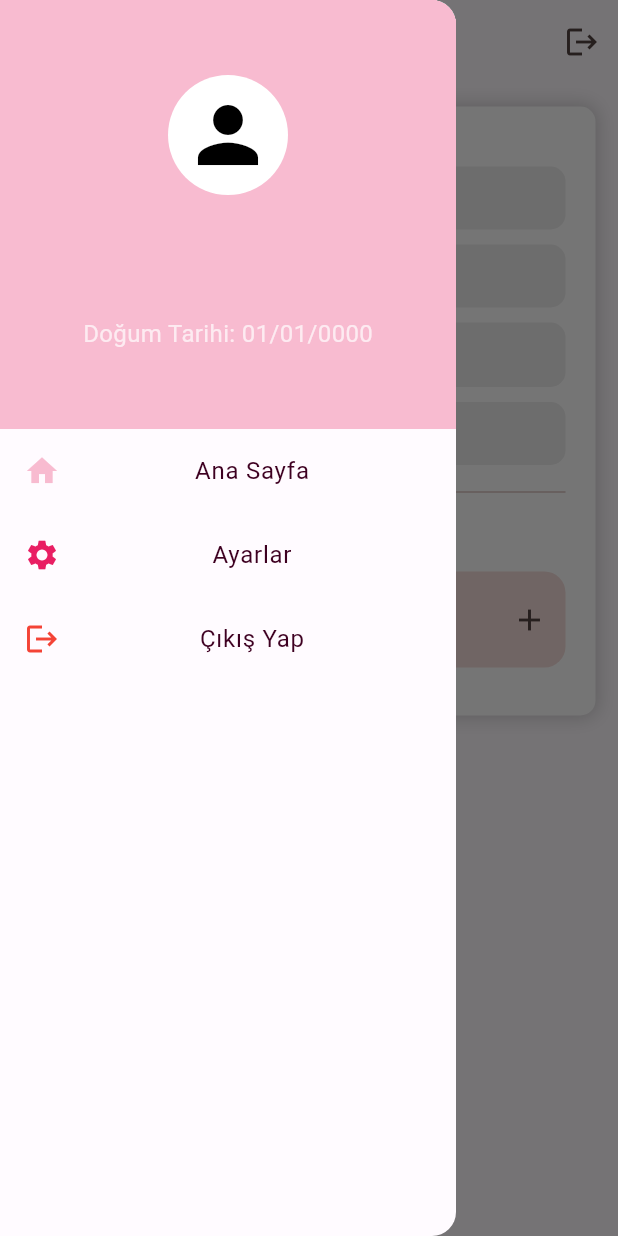
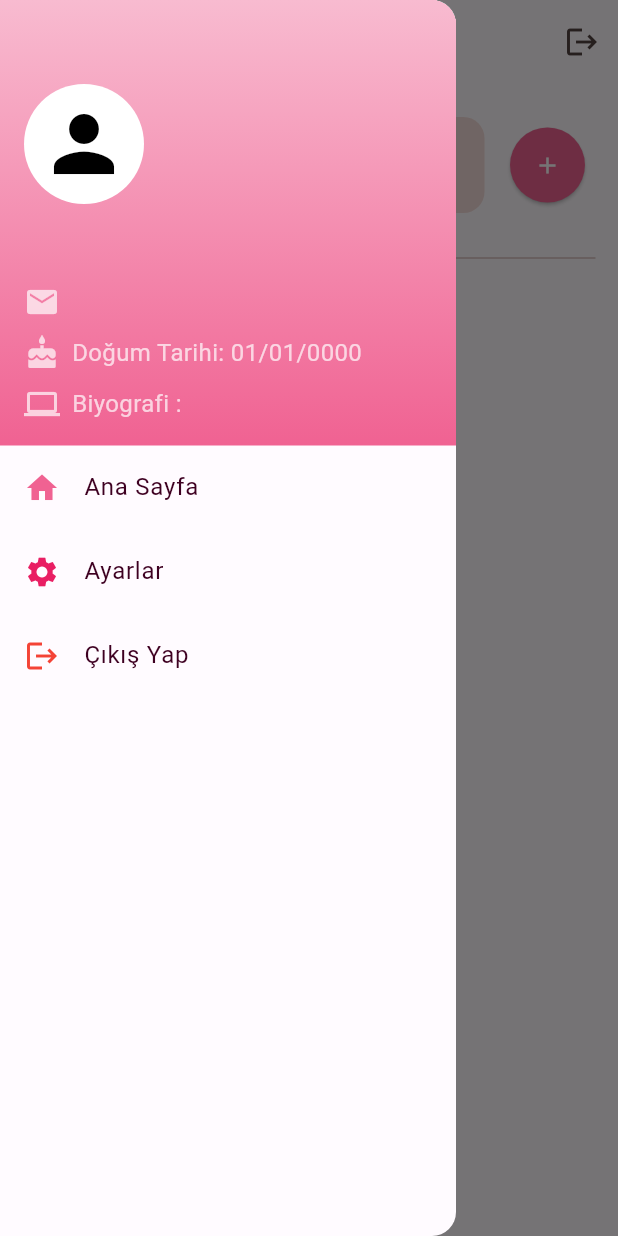
Before and after one commit to 1bilgisiz/hobi_app, a Flutter app: the HomeView screen opened by its route, with the side drawer open, on a phone screen of 412 x 824 dp. Run offline on Flutter 3.47's test engine with Material 3 defaults, Android fonts, the phone set to English and light mode, and no system bars; our stand-ins replace cloud_firestore, email_validator, firebase_auth, firebase_core, go_router; accounts and stored records are empty; Roboto replaces fonts that are missing (Poppins).

Commit message:
design changed

```diff
--- a/lib/App/Auth/Login/View/LoginView.dart
+++ b/lib/App/Auth/Login/View/LoginView.dart
@@ -68,6 +68,7 @@ class _LoginViewState extends State<LoginView> {
                       prefixIcon: const Icon(Icons.email),
                       validator: (email) => loginVM.validateEmail(email),
                       onChanged: (email) => loginVM.setEmail(email),
+                      initialValue: null,
                     ),
                     const SizedBox(height: 20),
                     MainFormTextField(
@@ -87,6 +88,7 @@ class _LoginViewState extends State<LoginView> {
                           color: Colors.white70,
                         ),
                       ),
+                      initialValue: null,
                     ),
                     const SizedBox(height: 30),
                     SizedBox(
@@ -151,6 +153,7 @@ class _LoginViewState extends State<LoginView> {
       context.pushNamed(RoutesNames.homeView);
     } else {
       showDialog(
+        // ignore: use_build_context_synchronously
         context: context,
         builder: (_) {
           return ShowMessageAlertWidget(
--- a/lib/App/Auth/Signup/View/SignupView.dart
+++ b/lib/App/Auth/Signup/View/SignupView.dart
@@ -47,6 +47,7 @@ class _SignupViewState extends State<SignupView> {
                         prefixIcon: const Icon(Icons.person),
                         validator: (name) => signupVM.validateName(name),
                         onChanged: (name) => signupVM.setName(name),
+                        initialValue: null,
                       ),
                     ),
                     const SizedBox(width: 10),
@@ -57,6 +58,7 @@ class _SignupViewState extends State<SignupView> {
                         validator: (surname) =>
                             signupVM.validateSurname(surname),
                         onChanged: (surname) => signupVM.setSurname(surname),
+                        initialValue: null,
                       ),
                     ),
                   ],
@@ -67,6 +69,7 @@ class _SignupViewState extends State<SignupView> {
                   prefixIcon: const Icon(Icons.email),
                   validator: (email) => signupVM.validateEmail(email),
                   onChanged: (email) => signupVM.setEmail(email),
+                  initialValue: null,
                 ),
                 const SizedBox(height: 10),
                 MainFormTextField(
@@ -76,6 +79,7 @@ class _SignupViewState extends State<SignupView> {
                   validator: (biography) =>
                       signupVM.validateBiography(biography),
                   onChanged: (biography) => signupVM.setBiograpy(biography),
+                  initialValue: null,
                 ),
                 const SizedBox(height: 10),
                 MainDateAndTimePicker(
@@ -116,6 +120,7 @@ class _SignupViewState extends State<SignupView> {
                                 : Icons.visibility_off,
                           ),
                         ),
+                        initialValue: null,
                       ),
                     ),
                     const SizedBox(width: 10),
@@ -138,6 +143,7 @@ class _SignupViewState extends State<SignupView> {
                                 : Icons.visibility_off,
                           ),
                         ),
+                        initialValue: null,
                       ),
                     ),
                   ],
--- a/lib/App/Components/MainFormTextField.dart
+++ b/lib/App/Components/MainFormTextField.dart
@@ -31,7 +31,7 @@ class MainFormTextField extends StatelessWidget {
     this.minLines,
     this.isSpaceAllowed = true,
     this.obscureText = false,
-    this.enabled = true,
+    this.enabled = true, required initialValue,
   });
 
   @override
--- a/lib/App/Home/View Model/HomeViewModel.dart
+++ b/lib/App/Home/View Model/HomeViewModel.dart
@@ -46,8 +46,8 @@ class HomeViewModel with ChangeNotifier {
   Future<String?> addHobby(SplashViewModel splashVM) async {
     List<String> hobbies = splashVM.user.hobbies;
     hobbies.add(_hobby);
-    final response =
-        await _homeServices.addHobby(hobbies: hobbies, id: splashVM.user.id);
+    final response = await _homeServices.addHobby(
+        hobbies: hobbies, id: splashVM.user.id, category: '');
     if (response) {
       reset();
       return null;
--- a/lib/App/Home/View/DrawerMenu.dart
+++ b/lib/App/Home/View/DrawerMenu.dart
@@ -1,6 +1,7 @@
 import 'package:flutter/material.dart';
 import 'package:hobiapp/App/Auth/Login/View/LoginView.dart';
 import 'package:hobiapp/App/Home/View/HomeView.dart';
+import 'package:hobiapp/App/Settings/View/SettingView.dart';
 import 'package:intl/intl.dart';
 import 'package:provider/provider.dart';
 import 'package:hobiapp/App/Splash/View%20Model/SplashViewModel.dart';
@@ -15,90 +16,108 @@ class DrawerMenu extends StatelessWidget {
     return Drawer(
       child: Column(
         children: [
+          // Kullanıcı Bilgileri
           Container(
+            padding: const EdgeInsets.all(16.0),
             width: MediaQuery.of(context).size.width,
-            color: Colors.pink.shade100,
+            decoration: BoxDecoration(
+              gradient: LinearGradient(
+                colors: [Colors.pink.shade100, Colors.pink.shade300],
+                begin: Alignment.topCenter,
+                end: Alignment.bottomCenter,
+              ),
+            ),
             child: Column(
+              crossAxisAlignment: CrossAxisAlignment.start,
               children: [
-                const SizedBox(height: 50),
-                const SizedBox(
-                  width: 80,
-                  height: 80,
-                  child: CircleAvatar(
-                    backgroundColor: Colors.white,
-                    child: Icon(Icons.person,
-                        size: 60, color: Colors.black), // Boyut büyütüldü
+                const SizedBox(height: 40),
+                const CircleAvatar(
+                  radius: 40,
+                  backgroundColor: Colors.white,
+                  child: Icon(Icons.person, size: 60, color: Colors.black),
+                ),
+                const SizedBox(height: 16),
+                Text(
+                  '${splashVM.user.name} ${splashVM.user.surname}',
+                  style: const TextStyle(
+                    fontSize: 20,
+                    fontWeight: FontWeight.bold,
+                    color: Colors.white,
                   ),
                 ),
-                const SizedBox(height: 10),
-                Text(
-                  '${splashVM.user.name} ${splashVM.user.surname}', // İsim ve soyisim birleştirildi
-                  style: const TextStyle(
-                      fontSize: 20,
-                      fontWeight: FontWeight.bold,
-                      color: Colors.white),
+                const SizedBox(height: 8),
+                Row(
+                  children: [
+                    const Icon(Icons.email, color: Colors.white70),
+                    const SizedBox(width: 8),
+                    Text(
+                      splashVM.user.email,
+                      style:
+                          const TextStyle(fontSize: 16, color: Colors.white70),
+                    ),
+                  ],
                 ),
                 const SizedBox(height: 10),
-                Text(
-                  splashVM.user.email,
-                  style: const TextStyle(fontSize: 16, color: Colors.white70),
+                Row(
+                  children: [
+                    const Icon(Icons.cake, color: Colors.white70),
+                    const SizedBox(width: 8),
+                    Text(
+                      "Doğum Tarihi: ${DateFormat("dd/MM/yyyy").format(splashVM.user.birthOfDate)}",
+                      style:
+                          const TextStyle(fontSize: 16, color: Colors.white70),
+                    ),
+                  ],
                 ),
-                const SizedBox(height: 10),
-                Text(
-                  "Doğum Tarihi: ${DateFormat("dd/MM/yyyy").format(splashVM.user.birthOfDate)}",
-                  style: const TextStyle(
-                      fontWeight: FontWeight.w400,
-                      fontSize: 16,
-                      color: Colors.white70),
+                const SizedBox(
+                  height: 10,
                 ),
-                const SizedBox(height: 10),
-                Text(
-                  splashVM.user.biography,
-                  style: const TextStyle(
-                      fontWeight: FontWeight.w400,
-                      fontSize: 16,
-                      color: Colors.white70),
+                Row(
+                  children: [
+                    const Icon(Icons.computer, color: Colors.white70),
+                    const SizedBox(width: 8),
+                    Text(
+                      "Biyografi : ${splashVM.user.biography}",
+                      style:
+                          const TextStyle(fontSize: 16, color: Colors.white70),
+                    ),
+                    SizedBox(
+                      height: 10,
+                    ),
+                  ],
                 ),
-                const SizedBox(height: 20),
               ],
             ),
           ),
 
-          // Menu Items
+          // Menü Öğeleri
           Expanded(
-            child: Column(
+            child: ListView(
               children: [
-                // Home Menu Item
                 ListTile(
-                  leading: Icon(Icons.home, color: Colors.pink.shade100),
-                  title: const Center(
-                    child: Text('Ana Sayfa'),
-                  ),
+                  leading: Icon(Icons.home, color: Colors.pink.shade300),
+                  title: const Text('Ana Sayfa'),
                   onTap: () {
                     Navigator.push(
-                        context,
-                        MaterialPageRoute(
-                            builder: (context) => const HomeView()));
+                      context,
+                      MaterialPageRoute(builder: (context) => const HomeView()),
+                    );
                   },
                 ),
-
-                // Settings Menu Item
                 ListTile(
                   leading: const Icon(Icons.settings, color: Colors.pink),
-                  title: const Center(
-                    child: Text('Ayarlar'),
-                  ),
+                  title: const Text('Ayarlar'),
                   onTap: () {
-                    Navigator.of(context).pushNamed('/settings');
+                    Navigator.push(
+                      context,
+                      MaterialPageRoute(
+                          builder: (context) => const SettingView()),
+                    );
                   },
                 ),
-
-                // Logout Menu Item
                 ListTile(
                   leading: const Icon(Icons.logout, color: Colors.red),
-                  title: const Center(
-                    child: Text('Çıkış Yap'),
-                  ),
+                  title: const Text('Çıkış Yap'),
                   onTap: () {
                     _showLogoutDialog(context);
                   },
@@ -111,7 +130,7 @@ class DrawerMenu extends StatelessWidget {
     );
   }
 
-  // Logout Confirmation Dialog
+  // Çıkış Diyaloğu
   void _showLogoutDialog(BuildContext context) {
     showDialog(
       context: context,
@@ -126,8 +145,10 @@ class DrawerMenu extends StatelessWidget {
             ),
             ElevatedButton(
               onPressed: () {
-                Navigator.push(context,
-                    MaterialPageRoute(builder: (context) => const LoginView()));
+                Navigator.pushReplacement(
+                  context,
+                  MaterialPageRoute(builder: (context) => const LoginView()),
+                );
               },
               child: const Text('Çıkış Yap'),
             ),
--- a/lib/App/Home/View/HomeView.dart
+++ b/lib/App/Home/View/HomeView.dart
@@ -2,12 +2,9 @@ import 'package:flutter/material.dart';
 import 'package:go_router/go_router.dart';
 import 'package:hobiapp/App/Components/MainFormTextField.dart';
 import 'package:hobiapp/App/Home/View%20Model/HomeViewModel.dart';
-import 'package:hobiapp/App/Home/View/Components/InfromationWidget.dart';
-import 'package:hobiapp/App/Home/View/drawerMenu.dart';
+import 'package:hobiapp/App/Home/View/DrawerMenu.dart';
 import 'package:hobiapp/App/Splash/View%20Model/SplashViewModel.dart';
 import 'package:hobiapp/Utils/Default.dart';
-import 'package:hobiapp/Utils/Palette.dart';
-import 'package:intl/intl.dart';
 import 'package:provider/provider.dart';
 
 class HomeView extends StatefulWidget {
@@ -18,25 +15,23 @@ class HomeView extends StatefulWidget {
 }
 
 class _HomeViewState extends State<HomeView> {
-  final GlobalKey<FormState> _homeFormkey = GlobalKey<FormState>();
-  final GlobalKey<ScaffoldState> _scaffoldkey = GlobalKey<ScaffoldState>();
+  final GlobalKey<FormState> _homeFormKey = GlobalKey<FormState>();
+  final GlobalKey<ScaffoldState> _scaffoldKey = GlobalKey<ScaffoldState>();
 
   @override
   Widget build(BuildContext context) {
     final splashVM = Provider.of<SplashViewModel>(context);
     final homeVM = Provider.of<HomeViewModel>(context);
-    final width = MediaQuery.of(context).size.width;
-    return PopScope(
-      canPop: false,
-      child: Scaffold(
-        key: _scaffoldkey,
+
+    return Scaffold(
+      key: _scaffoldKey,
       appBar: AppBar(
         automaticallyImplyLeading: false,
-          title: const Text("Anasayfa"),
+        title: const Text("Hobiler"),
         centerTitle: true,
         leading: IconButton(
           onPressed: () {
-              _scaffoldkey.currentState!.openDrawer();
+            _scaffoldKey.currentState!.openDrawer();
           },
           icon: const Icon(Icons.menu),
         ),
@@ -45,6 +40,7 @@ class _HomeViewState extends State<HomeView> {
             onPressed: () async {
               final response = await homeVM.logout(splashVM);
               if (response) {
+                // ignore: use_build_context_synchronously
                 context.go("/loginView");
               }
             },
@@ -52,158 +48,89 @@ class _HomeViewState extends State<HomeView> {
           ),
         ],
       ),
-        drawer: DrawerMenu(),
+      drawer: const DrawerMenu(),
       body: Padding(
         padding: const EdgeInsets.symmetric(
-              horizontal: Default.globalHPaddingValue),
-          child: SizedBox(
-            width: width,
-            child: SingleChildScrollView(
-              child: Container(
-                margin: const EdgeInsets.only(top: 15),
-                padding: const EdgeInsets.all(20),
-                decoration: BoxDecoration(
-                  borderRadius: BorderRadius.circular(10),
-                  color: Colors.white,
-                  boxShadow: [
-                    BoxShadow(
-                        color: Colors.black.withOpacity(.2),
-                        spreadRadius: 1,
-                        blurRadius: 10),
-                  ],
-                ),
+            horizontal: Default.globalHPaddingValue, vertical: 20),
         child: Column(
-                  crossAxisAlignment: CrossAxisAlignment.start,
           children: [
-                    const SizedBox(height: 20),
-                    Row(
-                      mainAxisAlignment: MainAxisAlignment.center,
-                      crossAxisAlignment: CrossAxisAlignment.center,
+            // Hobbi Ekleme Alanı
+            Form(
+              key: _homeFormKey,
+              child: Row(
                 children: [
                   Expanded(
-                          child: InformationWidget(
-                              information: splashVM.user.name),
+                    child: MainFormTextField(
+                      hintText: "Hobbi Ekle",
+                      prefixIcon: const Icon(Icons.sports_esports),
+                      validator: (hobby) => homeVM.validateHobby(hobby),
+                      onChanged: (hobby) => homeVM.setHobby(hobby), initialValue: null,
+                    ),
                   ),
                   const SizedBox(width: 10),
-                        Expanded(
-                          child: InformationWidget(
-                              information: splashVM.user.surname),
+                  ElevatedButton(
+                    onPressed: () {
+                      if (_homeFormKey.currentState!.validate()) {
+                        homeVM.addHobby(splashVM);
+                        _homeFormKey.currentState!.reset();
+                      }
+                    },
+                    style: ElevatedButton.styleFrom(
+                      backgroundColor: Colors.pink.shade300,
+                      shape: const CircleBorder(),
+                      padding: const EdgeInsets.all(16),
+                    ),
+                    child: const Icon(Icons.add, color: Colors.white),
                   ),
                 ],
               ),
+            ),
+            const SizedBox(height: 20),
+            const Divider(thickness: 1),
             const SizedBox(height: 10),
-                    Row(
-                      mainAxisAlignment: MainAxisAlignment.center,
-                      crossAxisAlignment: CrossAxisAlignment.center,
-                      children: [
+            // Hobiler Listesi
             Expanded(
-                          child: Container(
-                            alignment: Alignment.centerLeft,
-                            padding: const EdgeInsets.symmetric(
-                                vertical: 10, horizontal: 10),
-                            decoration: BoxDecoration(
-                              color: Palette.lightGrey2.withOpacity(.2),
+              child: splashVM.user.hobbies.isNotEmpty
+                  ? GridView.builder(
+                      gridDelegate:
+                          const SliverGridDelegateWithFixedCrossAxisCount(
+                        crossAxisCount: 2,
+                        crossAxisSpacing: 10,
+                        mainAxisSpacing: 10,
+                      ),
+                      itemCount: splashVM.user.hobbies.length,
+                      itemBuilder: (context, index) {
+                        final hobby = splashVM.user.hobbies[index];
+                        return Card(
+                          shape: RoundedRectangleBorder(
                             borderRadius: BorderRadius.circular(10),
                           ),
+                          color: Colors.pink.shade100,
+                          child: Center(
                             child: Text(
-                              splashVM.user.email,
+                              hobby,
+                              textAlign: TextAlign.center,
                               style: const TextStyle(
-                                  fontWeight: FontWeight.w400, fontSize: 16),
+                                fontWeight: FontWeight.w500,
+                                fontSize: 16,
+                              ),
+                            ),
+                          ),
+                        );
+                      },
+                    )
+                  : const Center(
+                      child: Text(
+                        "Henüz bir hobiniz yok.",
+                        style: TextStyle(
+                          fontWeight: FontWeight.w400,
+                          fontSize: 16,
+                        ),
                       ),
                     ),
             ),
           ],
         ),
-                    const SizedBox(height: 10),
-                    Row(
-                      mainAxisAlignment: MainAxisAlignment.center,
-                      crossAxisAlignment: CrossAxisAlignment.center,
-                      children: [
-                        Expanded(
-                          child: Container(
-                            alignment: Alignment.centerLeft,
-                            padding: const EdgeInsets.symmetric(
-                                vertical: 10, horizontal: 10),
-                            decoration: BoxDecoration(
-                              color: Palette.lightGrey2.withOpacity(.2),
-                              borderRadius: BorderRadius.circular(10),
-                            ),
-                            child: Text(
-                              "Doğum Tarihi: ${DateFormat("dd/MM/yyyy").format(splashVM.user.birthOfDate)}",
-                              style: const TextStyle(
-                                  fontWeight: FontWeight.w400, fontSize: 16),
-                            ),
-                          ),
-                        ),
-                      ],
-                    ),
-                    const SizedBox(height: 10),
-                    Row(
-                      mainAxisAlignment: MainAxisAlignment.center,
-                      crossAxisAlignment: CrossAxisAlignment.center,
-                      children: [
-                        Expanded(
-                          child: Container(
-                            alignment: Alignment.centerLeft,
-                            padding: const EdgeInsets.symmetric(
-                                vertical: 10, horizontal: 10),
-                            decoration: BoxDecoration(
-                              color: Palette.lightGrey2.withOpacity(.2),
-                              borderRadius: BorderRadius.circular(10),
-                            ),
-                            child: Text(
-                              splashVM.user.biography,
-                              style: const TextStyle(
-                                  fontWeight: FontWeight.w400, fontSize: 16),
-                            ),
-                          ),
-                        ),
-                      ],
-                    ),
-                    const SizedBox(height: 10),
-                    const Divider(thickness: 1),
-                    const SizedBox(height: 10),
-                    const Text(
-                      "Hobbies",
-                      style:
-                          TextStyle(fontWeight: FontWeight.bold, fontSize: 16),
-                    ),
-                    const SizedBox(height: 10),
-                    Form(
-                      key: _homeFormkey,
-                      child: MainFormTextField(
-                        hintText: "Hobbi Ekle",
-                        prefixIcon: null,
-                        validator: (hobby) => homeVM.validateHobby(hobby),
-                        suffixIcon: IconButton(
-                          onPressed: () {
-                            if (_homeFormkey.currentState!.validate()) {
-                              homeVM.addHobby(splashVM);
-                              _homeFormkey.currentState!.reset();
-                            }
-                          },
-                          icon: const Icon(Icons.add),
-                        ),
-                        onChanged: (hobby) => homeVM.setHobby(hobby),
-                      ),
-                    ),
-                    const SizedBox(height: 10),
-                    SizedBox(
-                      width: width,
-                      child: Wrap(
-                        spacing: 10,
-                        runSpacing: 10,
-                        children: splashVM.user.hobbies
-                            .map((e) => InformationWidget(information: e))
-                            .toList(),
-                      ),
-                    )
-                  ],
-                ),
-              ),
-            ),
-          ),
-        ),
       ),
     );
   }
--- a/lib/Data/Home/HomeServices.dart
+++ b/lib/Data/Home/HomeServices.dart
@@ -5,7 +5,7 @@ class HomeServices {
 
   Future<bool> addHobby({
     required List<String> hobbies,
-    required String id,
+    required String id, required String category,
   }) async {
     try {
       final userData =
--- a/lib/Utils/Palette.dart
+++ b/lib/Utils/Palette.dart
@@ -14,4 +14,6 @@ class Palette {
   static const Color transparent = Colors.transparent;
   static const Color notificationSuccessAlertColor = Color(0XFF48D0B0);
   static const Color notificationFailureAlertColor = Color(0XFFFF6D81);
+
+  static var primaryColor;
 }
```
Also changed, not shown: lib/App/Settings/View/SettingView.dart (added, +238 -0 lines). Lines whose indentation alone changed are shown as unchanged.
